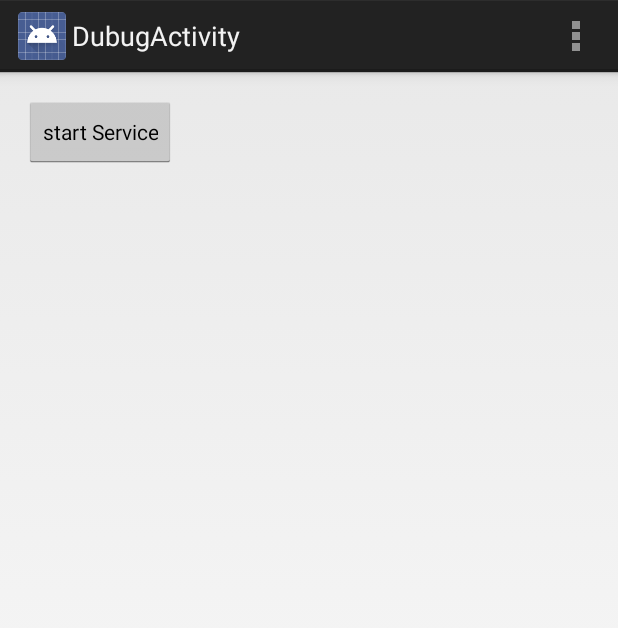
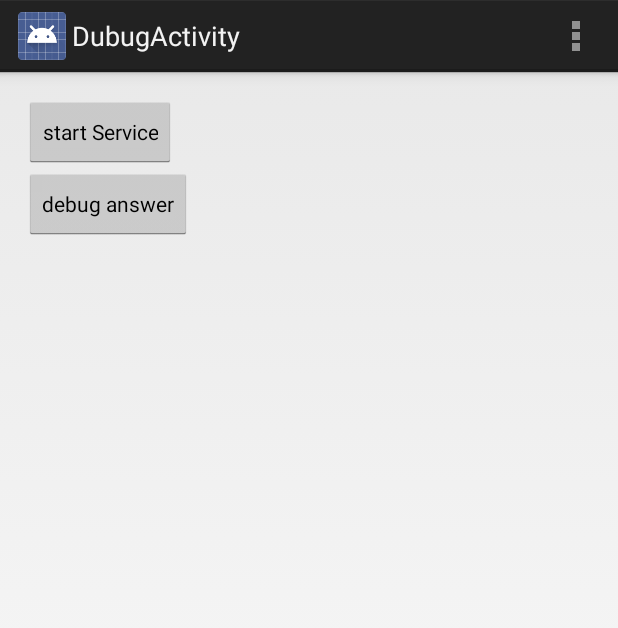
Before and after one commit to yuruga/QBomb-Android, an Android app: the screen it shows after launch (DubugActivity), on a phone screen of 412 x 824 dp. Shown: the top 628 px of the screen. Run offline under Robolectric (Android 15) with nearby library versions, the phone set to English and light mode, and no system bars; 2 statements that could not run were skipped.

Commit message:
#2 fixed

```diff
--- a/app/src/main/java/jp/yuruga/qbomb/DubugActivity.java
+++ b/app/src/main/java/jp/yuruga/qbomb/DubugActivity.java
@@ -24,6 +24,11 @@ public class DubugActivity extends Activity {
         Intent i = new Intent(this,GeofenceService.class);
         startService(i);
     }
+    public void onStartAnswerButtonClicked(View view)
+    {
+        Intent i = new Intent(this,AnswerActivity.class);
+        startActivity(i);
+    }
     @Override
     public boolean onCreateOptionsMenu(Menu menu) {
         // Inflate the menu; this adds items to the action bar if it is present.
--- a/app/src/main/res/layout/activity_dubug.xml
+++ b/app/src/main/res/layout/activity_dubug.xml
@@ -15,4 +15,14 @@
         android:text="start Service"
         android:id="@+id/button"
         android:onClick="onStartServiceButtonClicked" />
+
+    <Button
+        style="?android:attr/buttonStyleSmall"
+        android:layout_width="wrap_content"
+        android:layout_height="wrap_content"
+        android:text="debug answer"
+        android:id="@+id/button2"
+        android:layout_below="@+id/button"
+        android:layout_alignParentLeft="true"
+        android:onClick="onStartAnswerButtonClicked" />
 </RelativeLayout>
```
Also changed, not shown: app/src/main/java/jp/yuruga/qbomb/AnswerActivity.java (+72 -31 lines).
